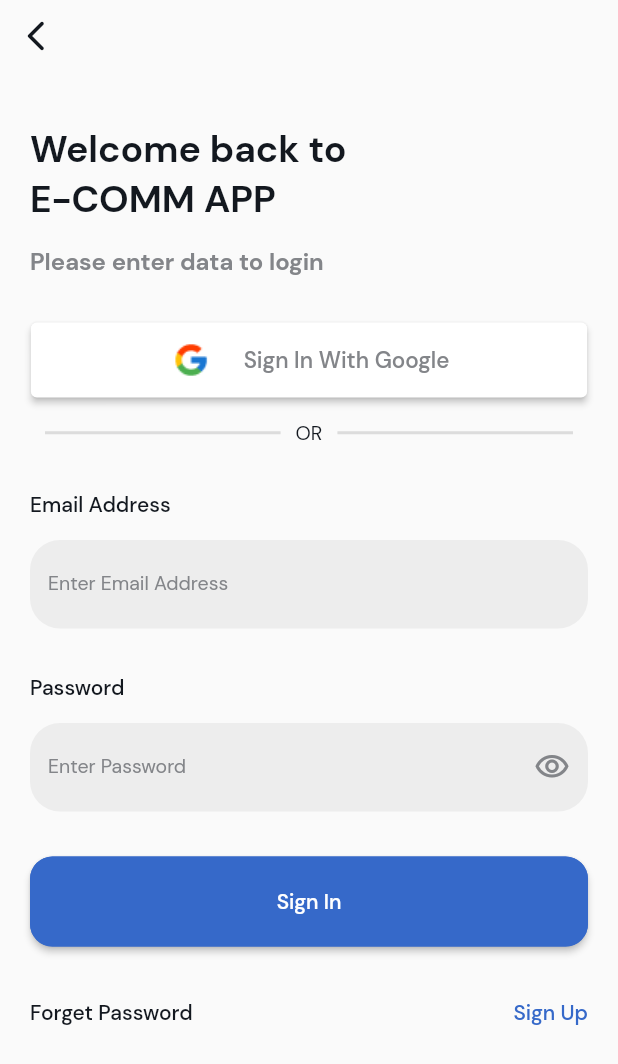
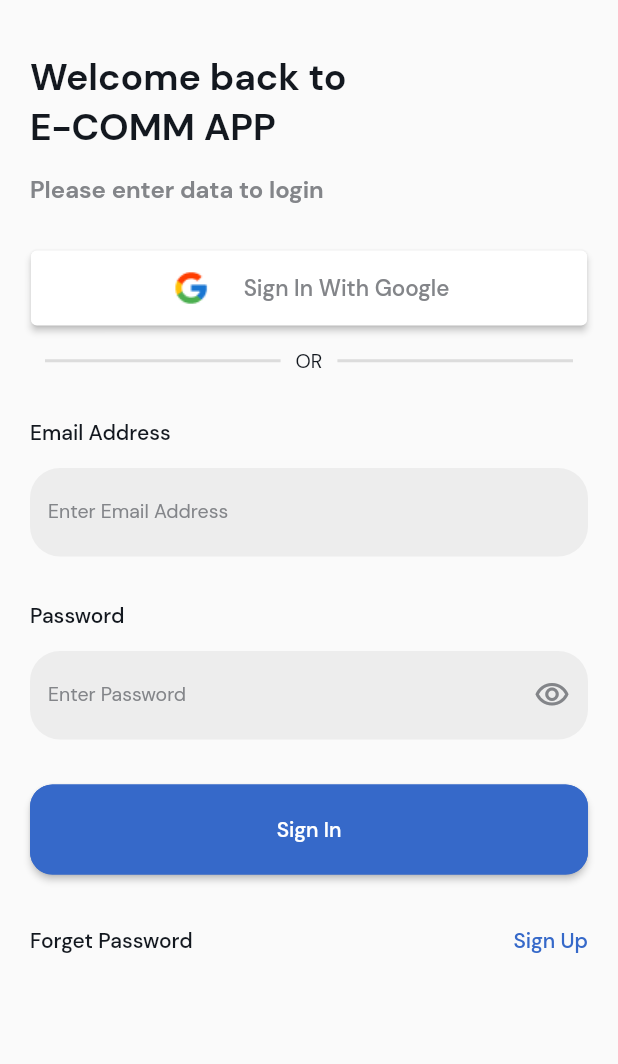
Before and after one commit to Mk2896/ecommerce_practice, a Flutter app: the screen it shows after launch, in the side drawer, after a tap on "Login", on a phone screen of 412 x 824 dp. Shown: the top 1064 px of the screen. Run offline on Flutter 3.47's test engine with Material 2 defaults, Android fonts, the phone set to English and light mode, and no system bars; our stand-ins replace badges, carousel_slider, cloud_firestore, firebase_auth, firebase_core, google_sign_in and 2 more; accounts and stored records are empty.

Commit message:
will work more or not dont know

```diff
--- a/lib/global_constant.dart
+++ b/lib/global_constant.dart
@@ -1,4 +1,6 @@
 // Theme Colors
+import 'dart:io';
+
 const int primaryColor = 0XFF3669C9;
 const int secondaryColor = 0XFFFFFFFF;
 const int backgroundColor = 0XFFEDEDED;
@@ -20,3 +22,16 @@ const double productCardHeight = 260;
 
 // Password Length
 const int passwordLength = 6;
+
+Future<bool> checkUserConnection() async {
+  try {
+    final result = await InternetAddress.lookup('google.com');
+    if (result.isNotEmpty && result[0].rawAddress.isNotEmpty) {
+      return true;
+    } else {
+      return false;
+    }
+  } on SocketException catch (_) {
+    return false;
+  }
+}
--- a/lib/main.dart
+++ b/lib/main.dart
@@ -1,26 +1,46 @@
+import 'dart:developer';
+
 import 'package:ecommerce_practice/firebase_options.dart';
+import 'package:ecommerce_practice/global_constant.dart';
+import 'package:ecommerce_practice/screens/dummy_home_page.dart';
 import 'package:ecommerce_practice/screens/home_page.dart';
+import 'package:ecommerce_practice/screens/login.dart';
+import 'package:firebase_auth/firebase_auth.dart';
 import 'package:firebase_core/firebase_core.dart';
 import 'package:flutter/material.dart';
+import 'package:loader_overlay/loader_overlay.dart';
+
+User? currentUser;
 
 void main() async {
   WidgetsFlutterBinding.ensureInitialized();
-  await Firebase.initializeApp(
-    options: DefaultFirebaseOptions.currentPlatform,
-  );
-  runApp(const MyApp());
+  bool activeConnection = await checkUserConnection();
+  if (activeConnection) {
+    await Firebase.initializeApp(
+      options: DefaultFirebaseOptions.currentPlatform,
+    );
+    currentUser = FirebaseAuth.instance.currentUser;
+  }
+  runApp(MyApp(
+    activeConnection: activeConnection,
+  ));
 }
 
 class MyApp extends StatelessWidget {
-  const MyApp({Key? key}) : super(key: key);
+  const MyApp({Key? key, required this.activeConnection}) : super(key: key);
 
-  // This widget is the root of your application.
+  final bool activeConnection;
   @override
   Widget build(BuildContext context) {
     return MaterialApp(
       debugShowCheckedModeBanner: false,
       title: 'E-Commerce Demo',
-      home: HomePage(),
+      home: LoaderOverlay(
+        useDefaultLoading: false,
+        child: !activeConnection
+            ? DummyHomePage()
+            : (currentUser == null ? const Login() : HomePage()),
+      ),
     );
   }
 }
--- /dev/null
+++ b/lib/models/user.dart
@@ -0,0 +1,23 @@
+class Users {
+  const Users(
+      {required this.name, required this.email, required this.profilePath});
+
+  Users.fromJson(Map<String, Object?> json)
+      : this(
+          name: json['name']! as String,
+          email: json['email']! as String,
+          profilePath: json['profile_path']! as String,
+        );
+
+  final String name;
+  final String email;
+  final String profilePath;
+
+  Map<String, Object?> toJson() {
+    return {
+      'name': name,
+      'email': email,
+      'profile_path': profilePath,
+    };
+  }
+}
--- /dev/null
+++ b/lib/screens/dummy_home_page.dart
@@ -0,0 +1,33 @@
+import 'dart:async';
+
+import 'package:ecommerce_practice/global_constant.dart';
+import 'package:ecommerce_practice/main.dart';
+import 'package:ecommerce_practice/screens/home_page.dart';
+import 'package:ecommerce_practice/widgets/loading.dart';
+import 'package:flutter/material.dart';
+import 'package:loader_overlay/loader_overlay.dart';
+
+class DummyHomePage extends StatelessWidget {
+  DummyHomePage({Key? key}) : super(key: key);
+
+  Timer? timer;
+
+  @override
+  Widget build(BuildContext context) {
+    !context.loaderOverlay.visible
+        ? context.loaderOverlay
+            .show(widget: const Loading(loadingText: "Loading Please Wait.."))
+        : null;
+
+    timer = Timer.periodic(const Duration(seconds: 1), (Timer t) async {
+      bool activeConnection = await checkUserConnection();
+      if (activeConnection) {
+        timer?.cancel();
+        context.loaderOverlay.hide();
+        main();
+      }
+    });
+
+    return HomePage();
+  }
+}
--- a/lib/screens/home_page.dart
+++ b/lib/screens/home_page.dart
@@ -1,3 +1,5 @@
+import 'dart:developer';
+
 import 'package:carousel_slider/carousel_slider.dart';
 import 'package:ecommerce_practice/global_constant.dart';
 import 'package:ecommerce_practice/screens/blogs.dart';
@@ -11,6 +13,7 @@ import 'package:ecommerce_practice/widgets/product_card.dart';
 import 'package:ecommerce_practice/widgets/search.dart';
 import 'package:ecommerce_practice/widgets/side_drawer.dart';
 import 'package:ecommerce_practice/widgets/title_see_all.dart';
+import 'package:firebase_auth/firebase_auth.dart';
 import 'package:flutter/material.dart';
 
 class HomePage extends StatelessWidget {
--- a/lib/screens/login.dart
+++ b/lib/screens/login.dart
@@ -1,12 +1,18 @@
+import 'dart:developer';
+
+import 'package:cloud_firestore/cloud_firestore.dart';
 import 'package:ecommerce_practice/global_constant.dart';
+import 'package:ecommerce_practice/models/user.dart';
 import 'package:ecommerce_practice/screens/forget_password.dart';
+import 'package:ecommerce_practice/screens/home_page.dart';
 import 'package:ecommerce_practice/screens/signup.dart';
-import 'package:ecommerce_practice/widgets/back_button.dart';
 import 'package:ecommerce_practice/widgets/custom_button.dart';
 import 'package:ecommerce_practice/widgets/custom_text.dart';
 import 'package:ecommerce_practice/widgets/custom_text_field.dart';
 import 'package:ecommerce_practice/widgets/google_btn.dart';
+import 'package:ecommerce_practice/widgets/snackbar.dart';
 import 'package:ecommerce_practice/widgets/text_divider.dart';
+import 'package:firebase_auth/firebase_auth.dart';
 import 'package:flutter/material.dart';
 import 'package:ecommerce_practice/widgets/extensions.dart';
 
@@ -22,6 +28,18 @@ class _LoginState extends State<Login> {
   final TextEditingController _passwordController = TextEditingController();
   final GlobalKey<FormState> _loginFormKey = GlobalKey<FormState>();
   bool _showPassword = false;
+  User? currentUser;
+  CollectionReference userRef =
+      FirebaseFirestore.instance.collection('users').withConverter<Users>(
+            fromFirestore: (snapshot, _) => Users.fromJson(snapshot.data()!),
+            toFirestore: (user, _) => user.toJson(),
+          );
+
+  @override
+  void initState() {
+    super.initState();
+    currentUser = FirebaseAuth.instance.currentUser;
+  }
 
   String? _emailValidator(String? value) {
     if (value == null || value.isEmpty) {
@@ -42,8 +60,25 @@ class _LoginState extends State<Login> {
     return null;
   }
 
-  void _loginMethod() {
-    if (_loginFormKey.currentState!.validate()) {}
+  void _loginMethod() async {
+    if (_loginFormKey.currentState!.validate()) {
+      try {
+        await FirebaseAuth.instance.signInWithEmailAndPassword(
+          email: _emailController.text,
+          password: _passwordController.text,
+        );
+
+        snackBar("Logged in Successfully", const Color(successColor), context);
+
+        Navigator.of(context).pushReplacement(MaterialPageRoute(
+          builder: (context) => HomePage(),
+        ));
+      } on FirebaseAuthException catch (e) {
+        snackBar(e.message, const Color(errorColor), context);
+      } catch (e) {
+        snackBar(e.toString(), const Color(errorColor), context);
+      }
+    }
   }
 
   @override
@@ -56,9 +91,8 @@ class _LoginState extends State<Login> {
           child: SingleChildScrollView(
             child: Column(
               crossAxisAlignment: CrossAxisAlignment.start,
-              mainAxisAlignment: MainAxisAlignment.start,
+              mainAxisAlignment: MainAxisAlignment.center,
               children: [
-                backButton(context),
                 Form(
                   key: _loginFormKey,
                   child: Container(
@@ -95,6 +129,7 @@ class _LoginState extends State<Login> {
                             text: "Sign In With Google",
                             width: MediaQuery.of(context).size.width * 0.9,
                             height: 50,
+                            successMessage: "Logged In Successfully",
                           ),
                         ),
                         const TextDivider(
--- a/lib/screens/signup.dart
+++ b/lib/screens/signup.dart
@@ -83,7 +83,7 @@ class _SignUpState extends State<SignUp> {
     });
   }
 
-  void _signUpMethod() {
+  void _signUpMethod() async {
     if (temporaryImagePath == null) {
       setState(() {
         errorText = "Profile Picture is required";
@@ -146,6 +146,7 @@ class _SignUpState extends State<SignUp> {
                             text: "Sign Up With Google",
                             width: MediaQuery.of(context).size.width * 0.9,
                             height: 50,
+                            successMessage: "Registered Successfully",
                           ),
                         ),
                         const TextDivider(
--- a/lib/widgets/google_btn.dart
+++ b/lib/widgets/google_btn.dart
@@ -1,20 +1,27 @@
+import 'package:cloud_firestore/cloud_firestore.dart';
 import 'package:ecommerce_practice/global_constant.dart';
+import 'package:ecommerce_practice/models/user.dart';
+import 'package:ecommerce_practice/screens/home_page.dart';
 import 'package:ecommerce_practice/widgets/custom_text.dart';
+import 'package:ecommerce_practice/widgets/loading.dart';
+import 'package:ecommerce_practice/widgets/snackbar.dart';
 import 'package:firebase_auth/firebase_auth.dart';
 import 'package:flutter/material.dart';
 import 'package:google_sign_in/google_sign_in.dart';
+import 'package:loader_overlay/loader_overlay.dart';
 
 class GoogleButton extends StatelessWidget {
-  const GoogleButton(
-      {Key? key,
+  GoogleButton({
+    Key? key,
     required this.text,
     this.bottomMargin,
     this.topMargin,
     this.rightMargin,
     this.leftMargin,
     this.height,
-      this.width})
-      : super(key: key);
+    this.width,
+    required this.successMessage,
+  }) : super(key: key);
   final double? leftMargin;
   final double? rightMargin;
   final double? topMargin;
@@ -22,8 +29,60 @@ class GoogleButton extends StatelessWidget {
   final double? width;
   final double? height;
   final String text;
+  final String successMessage;
 
-  Future<void> signInWithGoogle(context) async {}
+  CollectionReference userRef =
+      FirebaseFirestore.instance.collection('users').withConverter<Users>(
+            fromFirestore: (snapshot, _) => Users.fromJson(snapshot.data()!),
+            toFirestore: (user, _) => user.toJson(),
+          );
+
+  Future<void> signInWithGoogle(BuildContext context) async {
+    context.loaderOverlay.show(widget: const Loading(loadingText: "Loading.."));
+    try {
+      final GoogleSignInAccount? googleUser = await GoogleSignIn().signIn();
+      final GoogleSignInAuthentication? googleAuth =
+          await googleUser?.authentication;
+
+      if (googleAuth != null) {
+        final credential = GoogleAuthProvider.credential(
+          accessToken: googleAuth.accessToken,
+          idToken: googleAuth.idToken,
+        );
+        await FirebaseAuth.instance.signInWithCredential(credential);
+        User? currentUser = FirebaseAuth.instance.currentUser;
+
+        Users? currentUserDB = await userRef
+            .doc(currentUser!.uid)
+            .get()
+            .then((DocumentSnapshot snapshot) => snapshot.data() as Users?);
+
+        if (currentUserDB == null) {
+          userRef
+              .doc(currentUser.uid)
+              .set(Users(
+                name: currentUser.displayName!,
+                email: currentUser.email!,
+                profilePath: currentUser.photoURL!,
+              ))
+              .onError((error, stackTrace) =>
+                  snackBar(error.toString(), const Color(errorColor), context));
+        }
+
+        snackBar(successMessage, const Color(successColor), context);
+
+        Navigator.of(context).pushReplacement(MaterialPageRoute(
+          builder: (context) => HomePage(),
+        ));
+      }
+    } on FirebaseAuthException catch (e) {
+      snackBar(e.message, const Color(errorColor), context);
+    } catch (e) {
+      snackBar(e.toString(), const Color(errorColor), context);
+    }
+
+    context.loaderOverlay.hide();
+  }
 
   @override
   Widget build(BuildContext context) {
--- a/lib/widgets/side_drawer.dart
+++ b/lib/widgets/side_drawer.dart
@@ -2,6 +2,7 @@ import 'package:ecommerce_practice/global_constant.dart';
 import 'package:ecommerce_practice/screens/login.dart';
 import 'package:ecommerce_practice/widgets/custom_text.dart';
 import 'package:ecommerce_practice/widgets/profile_icon.dart';
+import 'package:firebase_auth/firebase_auth.dart';
 import 'package:flutter/material.dart';
 
 class SideDrawer extends StatelessWidget {
@@ -93,6 +94,21 @@ class SideDrawer extends StatelessWidget {
               textType: TextType.heading3,
             ),
           ),
+          ListTile(
+            onTap: () {
+              FirebaseAuth.instance.signOut();
+              Navigator.of(context).pop();
+              Navigator.of(context).pushReplacement(MaterialPageRoute(
+                builder: (context) => const Login(),
+              ));
+            },
+            leading: const Icon(Icons.logout),
+            title: const CustomText(
+              text: "Logout",
+              textColor: Color(primaryFontColor),
+              textType: TextType.heading3,
+            ),
+          ),
         ],
       ),
     );
--- a/pubspec.yaml
+++ b/pubspec.yaml
@@ -41,6 +41,7 @@ dependencies:
   carousel_slider: ^4.1.1
   badges: ^2.0.3
   image_picker: ^0.8.5+3
+  loader_overlay: ^2.0.7
 
 dev_dependencies:
   flutter_test:
```
Also changed, not shown: lib/screens/forget_password.dart (+20 -3 lines), lib/widgets/loading.dart (added, +50 -0 lines), lib/widgets/snackbar.dart (added, +10 -0 lines), pubspec.lock, 1 other file. Lines whose indentation alone changed are shown as unchanged.
